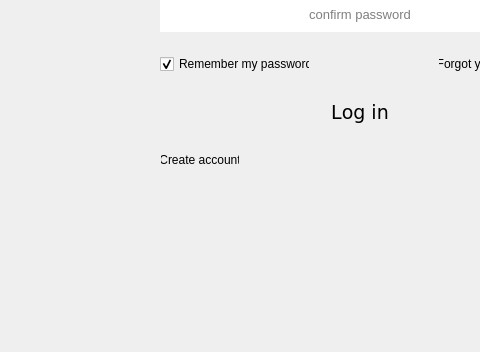
Old version of the form parser-test/loginwindow.ui in the repository JerryShe/O-Reader; both pictures show x 241 to 721 and y 358 to 710 of the 1200 by 710 pixel window.
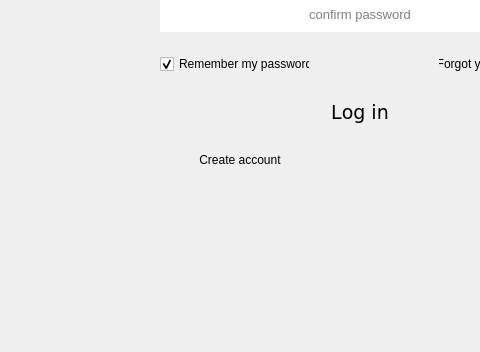
New version of the form. Icons and pictures are not drawn.

Patch:
```diff
--- a/parser-test/loginwindow.ui
+++ b/parser-test/loginwindow.ui
@@ -625,7 +625,7 @@
        <widget class="QPushButton" name="Registration">
         <property name="minimumSize">
          <size>
-          <width>80</width>
+          <width>160</width>
           <height>18</height>
          </size>
         </property>
```
Left out of the diff: 8 changed lines with no effect on the pictures.
